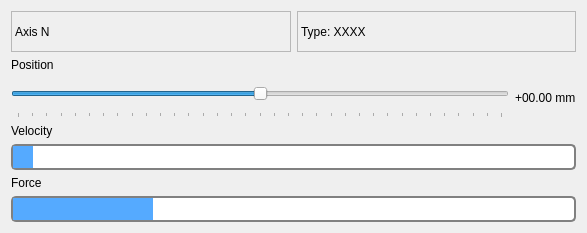
gianmaria/smarter-gui-demo, file src/axis_widget.ui: the form before one commit.
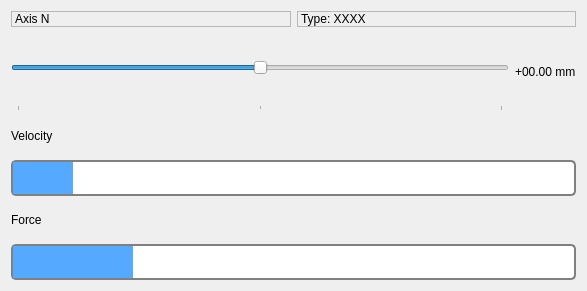
The form after the commit.

Commit message:
Axis Widget now has pos and vel as absolute values
And it's able to set max / min on pos, vel and force automatically

What changed in the file:
```diff
--- a/src/axis_widget.ui
+++ b/src/axis_widget.ui
@@ -7,7 +7,7 @@
     <x>0</x>
     <y>0</y>
     <width>587</width>
-    <height>233</height>
+    <height>291</height>
    </rect>
   </property>
   <property name="windowTitle">
@@ -19,7 +19,7 @@
      <item>
       <widget class="QLabel" name="axis_name">
        <property name="sizePolicy">
-        <sizepolicy hsizetype="Preferred" vsizetype="Preferred">
+        <sizepolicy hsizetype="Preferred" vsizetype="Maximum">
          <horstretch>0</horstretch>
          <verstretch>0</verstretch>
         </sizepolicy>
@@ -44,7 +44,7 @@
      <item>
       <widget class="QLabel" name="axis_type">
        <property name="sizePolicy">
-        <sizepolicy hsizetype="Preferred" vsizetype="Preferred">
+        <sizepolicy hsizetype="Preferred" vsizetype="Maximum">
          <horstretch>0</horstretch>
          <verstretch>0</verstretch>
         </sizepolicy>
@@ -69,26 +69,11 @@
     </layout>
    </item>
    <item>
-    <layout class="QVBoxLayout" name="vl_position">
-     <item>
-      <widget class="QLabel" name="label_position">
-       <property name="text">
-        <string>Position</string>
-       </property>
-      </widget>
-     </item>
-     <item>
       <layout class="QHBoxLayout" name="horizontalLayout">
-       <property name="spacing">
-        <number>6</number>
-       </property>
-       <property name="sizeConstraint">
-        <enum>QLayout::SetDefaultConstraint</enum>
-       </property>
        <item>
         <widget class="QSlider" name="axis_pos">
          <property name="sizePolicy">
-          <sizepolicy hsizetype="Expanding" vsizetype="Preferred">
+        <sizepolicy hsizetype="MinimumExpanding" vsizetype="Preferred">
            <horstretch>0</horstretch>
            <verstretch>0</verstretch>
           </sizepolicy>
@@ -100,10 +85,10 @@
           </size>
          </property>
          <property name="minimum">
-          <number>-1700</number>
+        <number>-100</number>
          </property>
          <property name="maximum">
-          <number>1700</number>
+        <number>100</number>
          </property>
          <property name="orientation">
           <enum>Qt::Horizontal</enum>
@@ -126,7 +111,7 @@
          </property>
          <property name="minimumSize">
           <size>
-           <width>40</width>
+         <width>60</width>
            <height>0</height>
           </size>
          </property>
@@ -137,8 +122,6 @@
        </item>
       </layout>
      </item>
-    </layout>
-   </item>
    <item>
     <layout class="QVBoxLayout" name="vl_velocity">
      <item>
@@ -168,17 +151,20 @@
      width: 20px;
  }</string>
        </property>
+       <property name="minimum">
+        <number>0</number>
+       </property>
        <property name="maximum">
-        <number>13000</number>
+        <number>100</number>
        </property>
        <property name="value">
-        <number>396</number>
+        <number>10</number>
        </property>
        <property name="alignment">
         <set>Qt::AlignCenter</set>
        </property>
        <property name="textVisible">
-        <bool>true</bool>
+        <bool>false</bool>
        </property>
        <property name="textDirection">
         <enum>QProgressBar::TopToBottom</enum>
@@ -220,16 +206,16 @@
  }</string>
        </property>
        <property name="maximum">
-        <number>4000</number>
+        <number>100</number>
        </property>
        <property name="value">
-        <number>900</number>
+        <number>20</number>
        </property>
        <property name="alignment">
         <set>Qt::AlignCenter</set>
        </property>
        <property name="textVisible">
-        <bool>true</bool>
+        <bool>false</bool>
        </property>
        <property name="textDirection">
         <enum>QProgressBar::TopToBottom</enum>
```
Left out of the diff: 2 changed lines with no effect on the pictures. Lines whose indentation alone changed are shown as unchanged. The commit also changes 4 other files.
